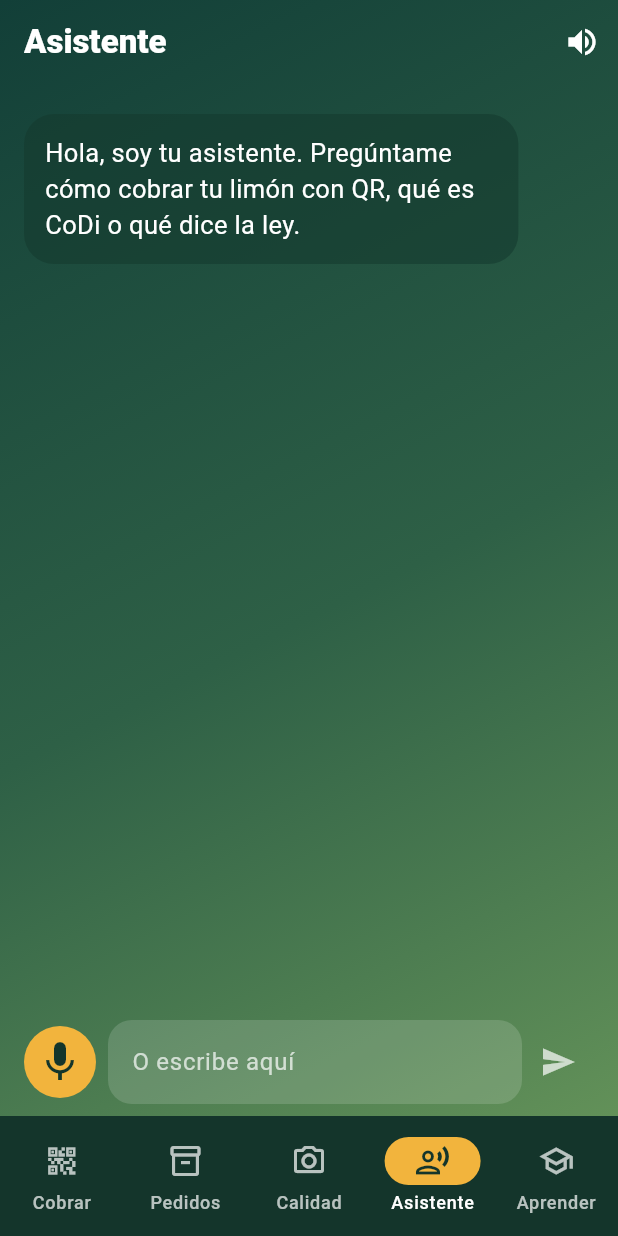
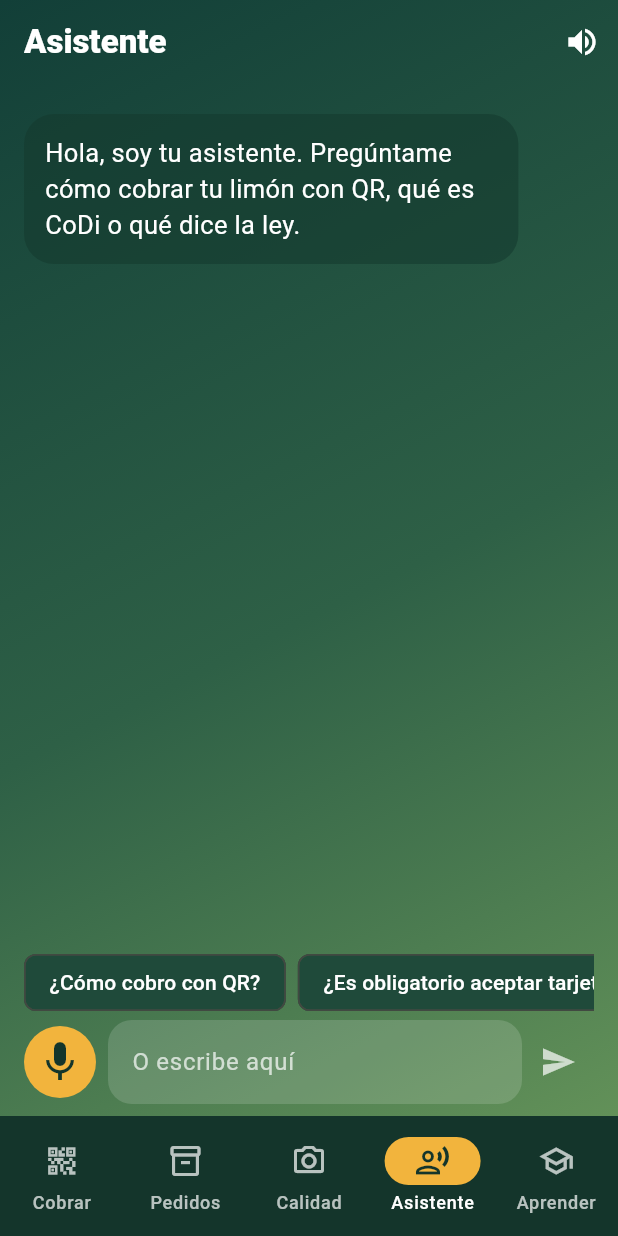
Before and after one commit to lierikgomez-pixel/Code-UNCA, a Flutter app: the screen it shows after launch, item 4 of the bottom bar chosen, on a phone screen of 412 x 824 dp. Run offline on Flutter 3.47's test engine with Material 3 defaults, Android fonts, the phone set to English and light mode, and no system bars; our stand-ins replace flutter_tts, image_picker, qr_flutter, shared_preferences, speech_to_text; missing offline and left inert: dart:js_interop.

Commit message:
Mejorar voz, sugerencias y respuestas del asistente

```diff
--- a/lib/screens/asistente.dart
+++ b/lib/screens/asistente.dart
@@ -1,6 +1,7 @@
 import 'package:flutter/material.dart';
 import 'package:flutter_tts/flutter_tts.dart';
 import 'package:speech_to_text/speech_to_text.dart';
+
 import '../services/knowledge.dart';
 import '../theme.dart';
 import '../widgets.dart';
@@ -23,17 +24,29 @@ class _AsistenteScreenState extends State<AsistenteScreen> {
   final _input = TextEditingController();
   final _scroll = ScrollController();
   final List<_Msg> _msgs = [
-    _Msg('Hola, soy tu asistente. Pregúntame cómo cobrar tu limón con QR, qué es CoDi o qué dice la ley.', false),
+    _Msg(
+      'Hola, soy tu asistente. Pregúntame cómo cobrar tu limón con QR, qué es CoDi o qué dice la ley.',
+      false,
+    ),
   ];
   bool _speak = true;
   bool _sttReady = false;
   bool _listening = false;
 
+  static const _sugerencias = <String>[
+    '¿Cómo cobro con QR?',
+    '¿Es obligatorio aceptar tarjeta?',
+    '¿Qué es CoDi?',
+    '¿Cómo cuido la calidad?',
+  ];
+
   @override
   void initState() {
     super.initState();
     _tts.setLanguage('es-MX');
-    _tts.setSpeechRate(0.45);
+    _tts.setSpeechRate(0.95);
+    _tts.setVolume(1.0);
+    _tts.setPitch(1.0);
   }
 
   @override
@@ -55,8 +68,11 @@ class _AsistenteScreenState extends State<AsistenteScreen> {
     _input.clear();
     WidgetsBinding.instance.addPostFrameCallback((_) {
       if (_scroll.hasClients) {
-        _scroll.animateTo(_scroll.position.maxScrollExtent,
-            duration: const Duration(milliseconds: 250), curve: Curves.easeOut);
+        _scroll.animateTo(
+          _scroll.position.maxScrollExtent,
+          duration: const Duration(milliseconds: 250),
+          curve: Curves.easeOut,
+        );
       }
     });
     if (_speak) await _tts.speak(a);
@@ -69,9 +85,13 @@ class _AsistenteScreenState extends State<AsistenteScreen> {
       return;
     }
     if (!_sttReady) {
-      _sttReady = await _stt.initialize(onStatus: (s) {
-        if ((s == 'done' || s == 'notListening') && mounted) setState(() => _listening = false);
-      });
+      _sttReady = await _stt.initialize(
+        onStatus: (s) {
+          if ((s == 'done' || s == 'notListening') && mounted) {
+            setState(() => _listening = false);
+          }
+        },
+      );
     }
     if (!_sttReady) {
       if (mounted) snack(context, 'No se pudo activar el micrófono');
@@ -103,7 +123,8 @@ class _AsistenteScreenState extends State<AsistenteScreen> {
           ),
         ],
       ),
-      body: Column(children: [
+      body: Column(
+        children: [
           Expanded(
             child: ListView.builder(
               controller: _scroll,
@@ -112,18 +133,25 @@ class _AsistenteScreenState extends State<AsistenteScreen> {
               itemBuilder: (_, i) {
                 final m = _msgs[i];
                 return Align(
-                alignment: m.mine ? Alignment.centerRight : Alignment.centerLeft,
+                  alignment: m.mine
+                      ? Alignment.centerRight
+                      : Alignment.centerLeft,
                   child: Container(
                     margin: const EdgeInsets.symmetric(vertical: 4),
                     padding: const EdgeInsets.all(14),
-                  constraints: BoxConstraints(maxWidth: MediaQuery.of(context).size.width * 0.8),
+                    constraints: BoxConstraints(
+                      maxWidth: MediaQuery.of(context).size.width * 0.8,
+                    ),
                     decoration: BoxDecoration(
                       color: m.mine ? AppColors.limon : AppColors.panel,
                       borderRadius: BorderRadius.circular(20),
                     ),
                     child: Text(
                       m.text,
-                    style: TextStyle(fontSize: 17, color: m.mine ? AppColors.bosqueProfundo : Colors.white),
+                      style: TextStyle(
+                        fontSize: 17,
+                        color: m.mine ? AppColors.bosqueProfundo : Colors.white,
+                      ),
                     ),
                   ),
                 );
@@ -134,12 +162,35 @@ class _AsistenteScreenState extends State<AsistenteScreen> {
             top: false,
             child: Padding(
               padding: const EdgeInsets.fromLTRB(16, 4, 16, 8),
-            child: Row(children: [
+              child: Column(
+                mainAxisSize: MainAxisSize.min,
+                children: [
+                  SizedBox(
+                    height: 38,
+                    child: ListView(
+                      scrollDirection: Axis.horizontal,
+                      children: [
+                        for (final q in _sugerencias)
+                          Padding(
+                            padding: const EdgeInsets.only(right: 8),
+                            child: ActionChip(
+                              label: Text(q),
+                              onPressed: () => _send(q),
+                            ),
+                          ),
+                      ],
+                    ),
+                  ),
+                  const SizedBox(height: 6),
+                  Row(
+                    children: [
                       IconButton.filled(
                         iconSize: 32,
                         onPressed: _toggleMic,
                         style: IconButton.styleFrom(
-                  backgroundColor: _listening ? const Color(0xFFFF8A80) : AppColors.limon,
+                          backgroundColor: _listening
+                              ? const Color(0xFFFF8A80)
+                              : AppColors.limon,
                           foregroundColor: AppColors.bosqueProfundo,
                         ),
                         icon: Icon(_listening ? Icons.stop : Icons.mic),
@@ -149,15 +200,24 @@ class _AsistenteScreenState extends State<AsistenteScreen> {
                       Expanded(
                         child: TextField(
                           controller: _input,
-                  decoration: const InputDecoration(hintText: 'O escribe aquí'),
+                          decoration: const InputDecoration(
+                            hintText: 'O escribe aquí',
+                          ),
                           onSubmitted: _send,
                         ),
                       ),
-              IconButton(onPressed: () => _send(_input.text), icon: const Icon(Icons.send)),
-            ]),
+                      IconButton(
+                        onPressed: () => _send(_input.text),
+                        icon: const Icon(Icons.send),
+                      ),
+                    ],
+                  ),
+                ],
               ),
             ),
-      ]),
+          ),
+        ],
+      ),
     );
   }
 }
```
Also changed, not shown: lib/services/knowledge.dart (+81 -19 lines), 2 other files. Lines whose indentation alone changed are shown as unchanged.
